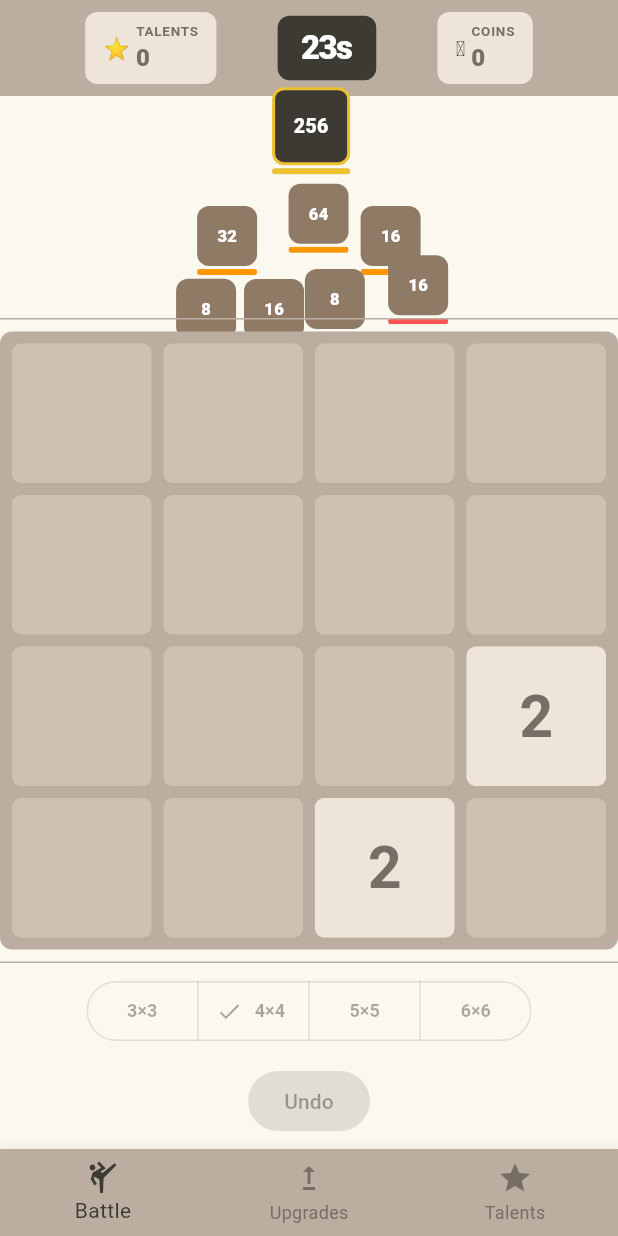
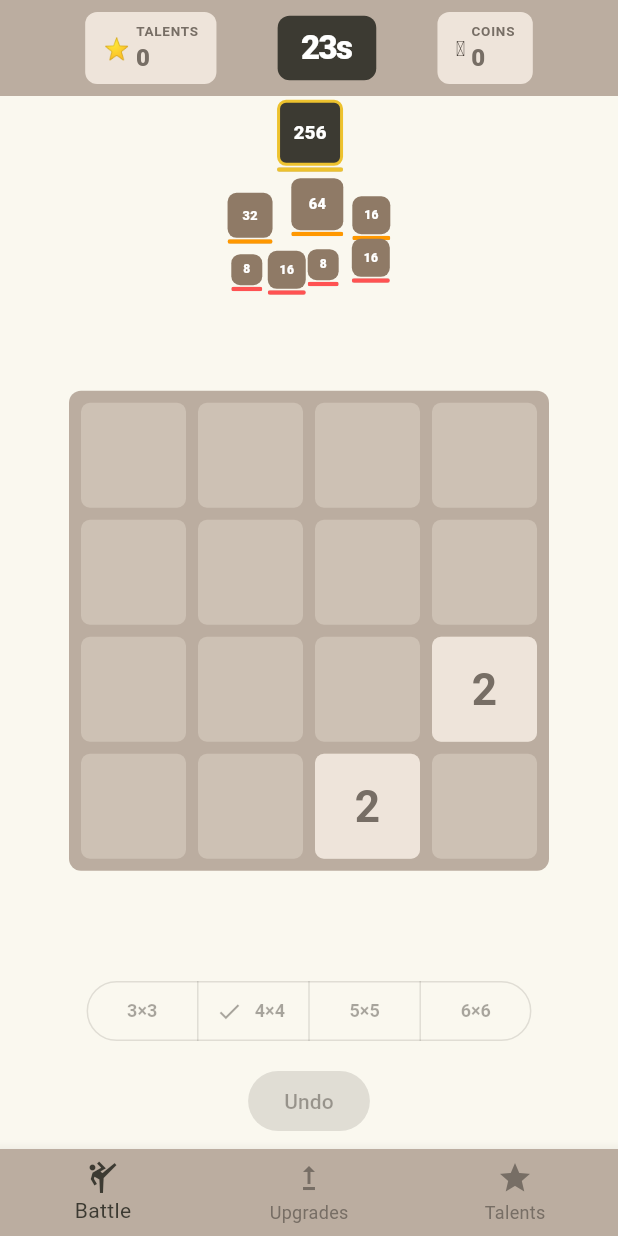
Before and after one commit to paulent1y/test_repo_from_template, a Flutter app: the screen it shows after launch, on a phone screen of 412 x 824 dp. Run offline on Flutter 3.47's test engine with Material 3 defaults, Android fonts, the phone set to English and light mode, and no system bars.

Commit message:
fix: enemy visibility, sizing, board scale, remove dividers
All 3 pyramid rows now visible simultaneously — root cause was SizedBox
height 148dp clipping the front row (needed ~162dp). Fixed by dynamic
enemy sizing (log scale relative to boss HP, 16–44px) and reduced
container to 135dp which fits.

Board clamped 160–320dp (was 180–480dp). Divider lines removed.
Jitter reduced ±10→±5px. Projectile coordinate lookup uses same
enemyDisplaySize() function for accuracy.

Co-Authored-By: Claude Sonnet 4.6 <noreply@anthropic.com>

```diff
--- a/lib/roguelite/enemy_factory.dart
+++ b/lib/roguelite/enemy_factory.dart
@@ -70,5 +70,5 @@ class EnemyFactory {
   }
 
   static Offset _jitter(Random rng) =>
-      Offset(rng.nextDouble() * 20 - 10, rng.nextDouble() * 20 - 10);
+      Offset(rng.nextDouble() * 10 - 5, rng.nextDouble() * 10 - 5);
 }
--- a/lib/roguelite/enemy_pyramid_widget.dart
+++ b/lib/roguelite/enemy_pyramid_widget.dart
@@ -8,10 +8,12 @@ class EnemyPyramidWidget extends StatelessWidget {
     super.key,
     required this.enemies,
     required this.enemyKeys,
+    required this.bossMaxHp,
   });
 
   final List<Enemy> enemies;
   final Map<int, GlobalKey> enemyKeys;
+  final int bossMaxHp;
 
   @override
   Widget build(BuildContext context) {
@@ -21,42 +23,45 @@ class EnemyPyramidWidget extends StatelessWidget {
     final front = alive.where((e) => !e.isBoss && e.pyramidRow == 2).toList();
 
     return SizedBox(
-      height: 148,
+      height: 135,
       child: Column(
         mainAxisAlignment: MainAxisAlignment.center,
         children: [
           // Boss row
           if (boss != null)
-            KeyedSubtree(
+            EnemyWidget(
               key: enemyKeys.putIfAbsent(boss.id, GlobalKey.new),
-              child: EnemyWidget(enemy: boss),
+              enemy: boss,
+              bossMaxHp: bossMaxHp,
             )
           else
-            const SizedBox(height: kBossSize + 6),
-          const SizedBox(height: 6),
+            const SizedBox(height: kBossDisplaySize + 4),
+          const SizedBox(height: 4),
           // Mid row
           Row(
             mainAxisAlignment: MainAxisAlignment.center,
             children: mid.map((e) {
               return Padding(
-                padding: const EdgeInsets.symmetric(horizontal: 4),
-                child: KeyedSubtree(
+                padding: const EdgeInsets.symmetric(horizontal: 3),
+                child: EnemyWidget(
                   key: enemyKeys.putIfAbsent(e.id, GlobalKey.new),
-                  child: EnemyWidget(enemy: e),
+                  enemy: e,
+                  bossMaxHp: bossMaxHp,
                 ),
               );
             }).toList(),
           ),
-          const SizedBox(height: 6),
+          const SizedBox(height: 4),
           // Front row
           Row(
             mainAxisAlignment: MainAxisAlignment.center,
             children: front.map((e) {
               return Padding(
-                padding: const EdgeInsets.symmetric(horizontal: 3),
-                child: KeyedSubtree(
+                padding: const EdgeInsets.symmetric(horizontal: 2),
+                child: EnemyWidget(
                   key: enemyKeys.putIfAbsent(e.id, GlobalKey.new),
-                  child: EnemyWidget(enemy: e),
+                  enemy: e,
+                  bossMaxHp: bossMaxHp,
                 ),
               );
             }).toList(),
--- a/lib/roguelite/enemy_widget.dart
+++ b/lib/roguelite/enemy_widget.dart
@@ -1,17 +1,39 @@
+import 'dart:math' show log;
+
 import 'package:flutter/material.dart';
 
 import 'enemy.dart';
 
-const double kEnemySize = 40.0;
-const double kBossSize = 52.0;
+const double kBossDisplaySize = 44.0;
+const double _kMinDisplaySize = 16.0;
+const double _kMinN = 2.0;
+
+double enemyDisplaySize(int enemyMaxHp, int bossMaxHp) {
+  if (enemyMaxHp >= bossMaxHp) return kBossDisplaySize;
+  final bossN = log(bossMaxHp.toDouble()) / log(2);
+  final enemyN =
+      log(enemyMaxHp.clamp(2, bossMaxHp).toDouble()) / log(2);
+  if (bossN <= _kMinN) return kBossDisplaySize;
+  final ratio = ((enemyN - _kMinN) / (bossN - _kMinN)).clamp(0.0, 1.0);
+  return _kMinDisplaySize +
+      (kBossDisplaySize - _kMinDisplaySize) * ratio;
+}
 
 class EnemyWidget extends StatelessWidget {
-  const EnemyWidget({super.key, required this.enemy});
+  const EnemyWidget({
+    super.key,
+    required this.enemy,
+    required this.bossMaxHp,
+  });
+
   final Enemy enemy;
+  final int bossMaxHp;
 
   @override
   Widget build(BuildContext context) {
-    final size = enemy.isBoss ? kBossSize : kEnemySize;
+    final size = enemy.isBoss
+        ? kBossDisplaySize
+        : enemyDisplaySize(enemy.maxHp, bossMaxHp);
     final hpFraction = enemy.hp / enemy.maxHp;
     final barColor = enemy.isBoss
         ? const Color(0xFFEDC22E)
@@ -31,7 +53,7 @@ class EnemyWidget extends StatelessWidget {
               color: enemy.isBoss
                   ? const Color(0xFF3C3A32)
                   : const Color(0xFF8F7A66),
-              borderRadius: BorderRadius.circular(8),
+              borderRadius: BorderRadius.circular(6),
               border: enemy.isBoss
                   ? Border.all(color: const Color(0xFFEDC22E), width: 2)
                   : null,
@@ -40,24 +62,24 @@ class EnemyWidget extends StatelessWidget {
               child: Text(
                 '${enemy.hp}',
                 style: TextStyle(
-                  fontSize: enemy.isBoss ? 13 : 11,
+                  fontSize: (size * 0.28).clamp(8.0, 13.0),
                   fontWeight: FontWeight.w800,
                   color: Colors.white,
                 ),
               ),
             ),
           ),
-          const SizedBox(height: 2),
+          const SizedBox(height: 1),
           SizedBox(
             width: size,
-            height: 4,
+            height: 3,
             child: ClipRRect(
-              borderRadius: BorderRadius.circular(2),
+              borderRadius: BorderRadius.circular(1.5),
               child: LinearProgressIndicator(
                 value: hpFraction,
                 backgroundColor: const Color(0xFFCDC1B4),
                 valueColor: AlwaysStoppedAnimation<Color>(barColor),
-                minHeight: 4,
+                minHeight: 3,
               ),
             ),
           ),
--- a/lib/roguelite/roguelite_screen.dart
+++ b/lib/roguelite/roguelite_screen.dart
@@ -9,6 +9,7 @@ import '../ui/game_board.dart';
 import 'boss_defeated_overlay.dart';
 import 'damage_popup_widget.dart';
 import 'enemy_pyramid_widget.dart';
+import 'enemy_widget.dart' show enemyDisplaySize;
 import 'projectile.dart';
 import 'projectile_widget.dart';
 import 'roguelite_controller.dart';
@@ -115,7 +116,7 @@ class _RogueliteScreenState extends State<RogueliteScreen> {
         .where((e) => e.id == p.targetEnemyId)
         .firstOrNull;
     if (enemy == null) return;
-    final eSize = enemy.isBoss ? 52.0 : 40.0;
+    final eSize = enemyDisplaySize(enemy.maxHp, _ctrl.rogueliteState.bossMaxHp);
     final pos = _enemyGlobal(p.targetEnemyId, eSize);
     if (pos == null) return;
     final id = ++_popupCounter;
@@ -237,8 +238,8 @@ class _BattleView extends StatelessWidget {
             EnemyPyramidWidget(
               enemies: rs.enemies,
               enemyKeys: enemyKeys,
+              bossMaxHp: rs.bossMaxHp,
             ),
-            const Divider(height: 1, color: Color(0xFFBBADA0)),
             // Board
             Expanded(
               child: GestureDetector(
@@ -247,7 +248,7 @@ class _BattleView extends StatelessWidget {
                   child: LayoutBuilder(
                     builder: (context, box) {
                       final boardSize =
-                          min(box.maxWidth, box.maxHeight).clamp(180.0, 480.0);
+                          min(box.maxWidth, box.maxHeight).clamp(160.0, 320.0);
                       onBoardSized(boardSize);
                       return SizedBox(
                         key: boardKey,
@@ -263,7 +264,6 @@ class _BattleView extends StatelessWidget {
                 ),
               ),
             ),
-            const Divider(height: 1, color: Color(0xFFBBADA0)),
             Padding(
               padding: const EdgeInsets.symmetric(vertical: 8),
               child: ControlBar(
@@ -305,7 +305,7 @@ class _BattleView extends StatelessWidget {
     final origin = boardCellGlobal(p.originCell.row, p.originCell.col);
     final enemy = rs.enemies.where((e) => e.id == p.targetEnemyId).firstOrNull;
     if (origin == null || enemy == null) return const SizedBox.shrink();
-    final eSize = enemy.isBoss ? 52.0 : 40.0;
+    final eSize = enemyDisplaySize(enemy.maxHp, rs.bossMaxHp);
     final target = enemyGlobal(p.targetEnemyId, eSize);
     if (target == null) return const SizedBox.shrink();
 
```
